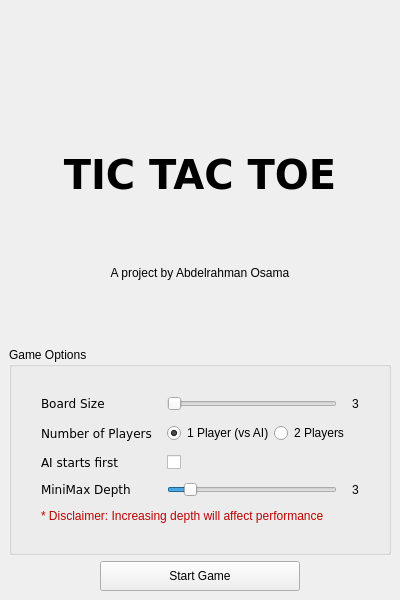
Before: the Qt Designer form Forms/titlescreen.ui in aosama16/Qt-Tic-Tac-Toe, drawn with Qt 5.
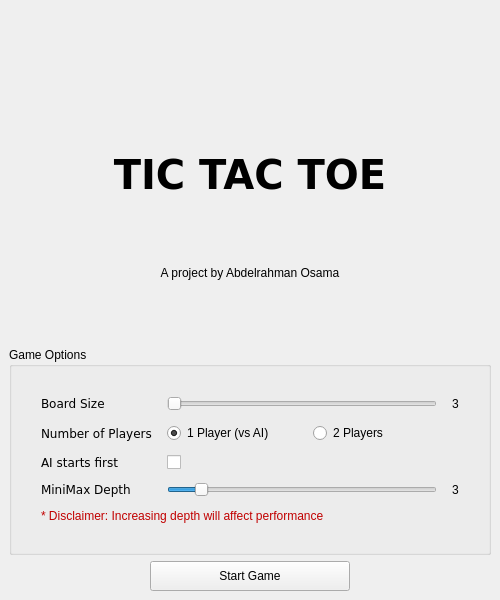
After: the same form once the commit is applied. Icons and pictures are not drawn.

Commit message: Increased width of title screen

Patch:
```diff
--- a/Forms/titlescreen.ui
+++ b/Forms/titlescreen.ui
@@ -6,20 +6,20 @@
    <rect>
     <x>0</x>
     <y>0</y>
-    <width>400</width>
+    <width>500</width>
     <height>600</height>
    </rect>
   </property>
   <property name="minimumSize">
    <size>
-    <width>400</width>
+    <width>500</width>
     <height>600</height>
    </size>
   </property>
   <property name="maximumSize">
    <size>
-    <width>400</width>
-    <height>600</height>
+    <width>500</width>
+    <height>607</height>
    </size>
   </property>
   <property name="windowTitle">
```
